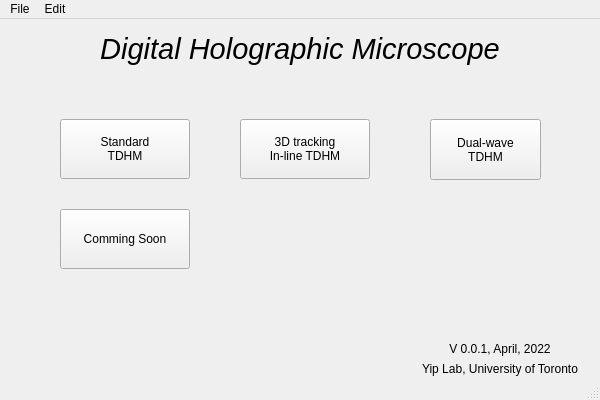
Before: the Qt Designer form Lei Temp/UI file/Digital_Holographic_Microscope.ui in YipLab/DHM, drawn with Qt 5.
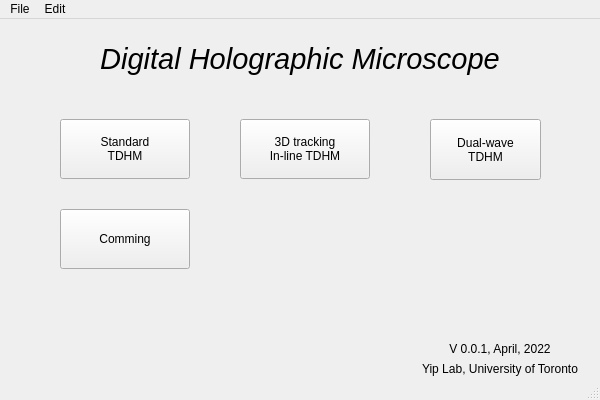
After: the same form once the commit is applied.

Patch:
```diff
--- a/Lei Temp/UI file/Digital_Holographic_Microscope.ui
+++ b/Lei Temp/UI file/Digital_Holographic_Microscope.ui
@@ -42,7 +42,7 @@
     <property name="geometry">
      <rect>
       <x>0</x>
-      <y>0</y>
+      <y>10</y>
       <width>600</width>
       <height>60</height>
      </rect>
@@ -195,7 +195,7 @@
      </rect>
     </property>
     <property name="text">
-     <string>Comming Soon</string>
+     <string>Comming</string>
     </property>
    </widget>
   </widget>
```
Left out of the diff: 2 changed lines with no effect on the pictures.
